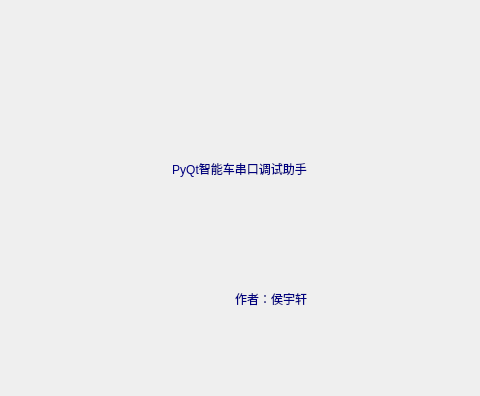
Before: the Qt Designer form GUI/Loading.ui in IronSublimate/PyQt-multifunctional-uart-helper, drawn with Qt 5; both pictures show x 211 to 691 and y 0 to 396 of the 901 by 521 pixel window.
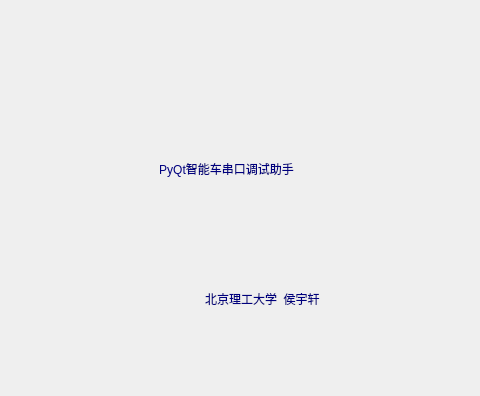
After: the same form once the commit is applied. Icons and pictures are not drawn.

Patch:
```diff
--- a/GUI/Loading.ui
+++ b/GUI/Loading.ui
@@ -76,7 +76,7 @@
 }</string>
          </property>
          <property name="text">
-          <string>作者：侯宇轩</string>
+          <string>北京理工大学  侯宇轩</string>
          </property>
         </widget>
        </item>
```
